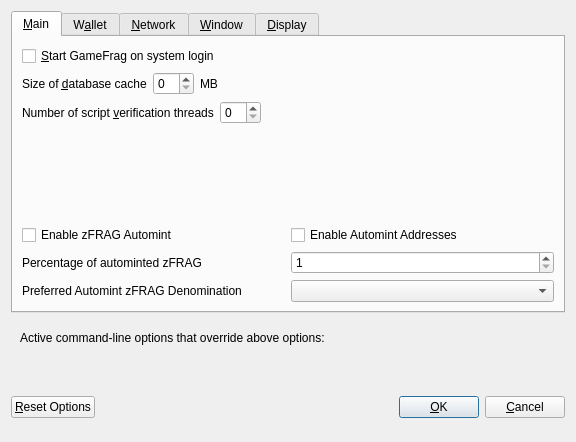
Game-Frag/game-frag-coin, file src/qt/forms/optionsdialog.ui: the form before one commit.
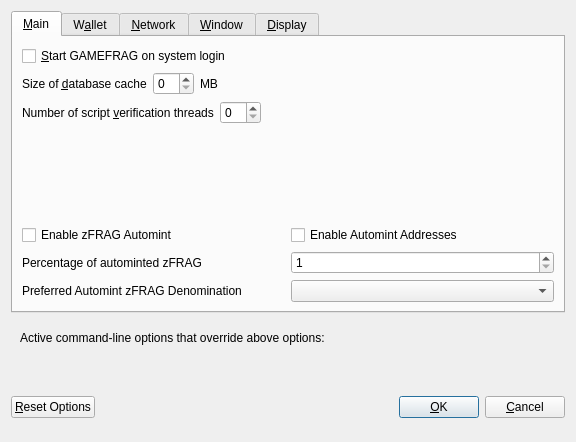
The form after the commit. Custom widgets are drawn as their Qt base class.

What changed in the file:
```diff
--- a/src/qt/forms/optionsdialog.ui
+++ b/src/qt/forms/optionsdialog.ui
@@ -33,7 +33,7 @@
           <string>Automatically start GameFrag after logging in to the system.</string>
          </property>
          <property name="text">
-          <string>&amp;Start GameFrag on system login</string>
+          <string>&amp;Start GAMEFRAG on system login</string>
          </property>
         </widget>
        </item>
```
Left out of the diff: 8 changed lines with no effect on the pictures.
